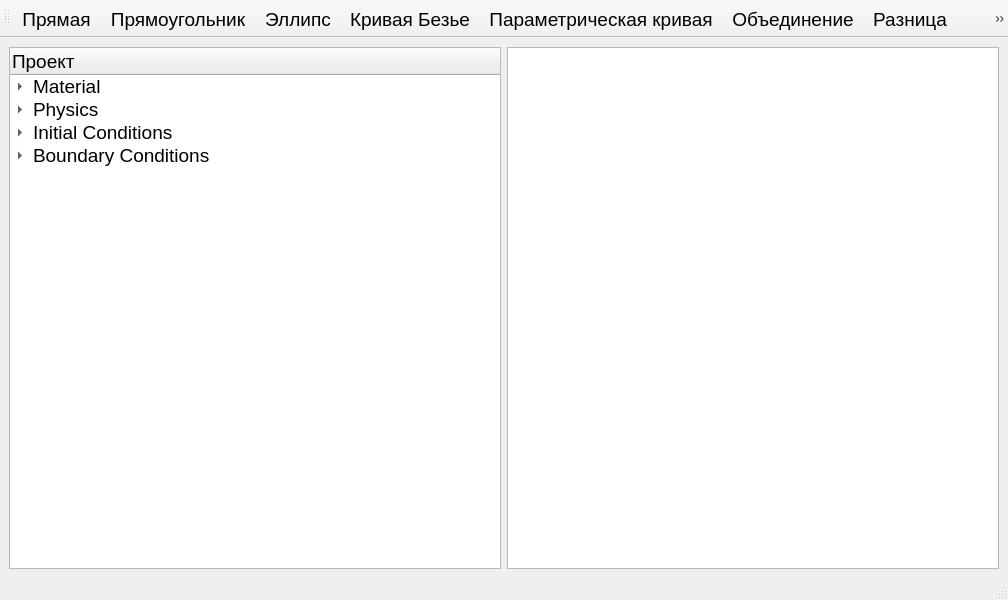
baltikaa9/comsol-free, file modules/data/src/ui/template8.ui: the form before one commit.
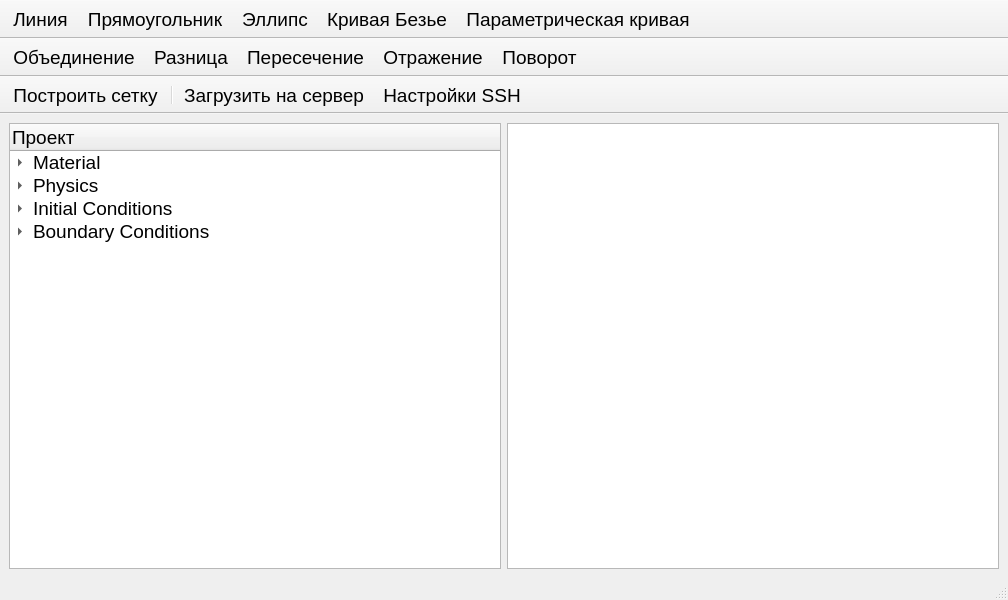
The form after the commit. Icons and pictures are not drawn. Custom widgets are drawn as their Qt base class.

```diff
--- a/modules/data/src/ui/template8.ui
+++ b/modules/data/src/ui/template8.ui
@@ -103,15 +103,20 @@
    </layout>
   </widget>
   <widget class="QStatusBar" name="statusbar" />
-  <widget class="QToolBar" name="mainToolBar">
+
+  <!-- Тулбар: Фигуры -->
+  <widget class="QToolBar" name="toolBarShapes">
    <property name="font">
-    <font>
-     <pointsize>14</pointsize>
-    </font>
+    <font><pointsize>14</pointsize></font>
    </property>
    <property name="windowTitle">
     <string>Tools</string>
    </property>
+   <property name="toolButtonStyle">
+    <enum>Qt::ToolButtonTextBesideIcon</enum>
+   </property>
+   <property name="floatable"><bool>false</bool></property>
+   <property name="movable"><bool>false</bool></property>
    <attribute name="toolBarArea">
     <enum>TopToolBarArea</enum>
    </attribute>
@@ -123,18 +128,61 @@
    <addaction name="actionDrawCircleByParams" />
    <addaction name="actionDrawCurveByParams" />
    <addaction name="actionDrawParametric" />
+  </widget>
+
+  <!-- Тулбар: Операции -->
+  <widget class="QToolBar" name="toolBarOps">
+   <property name="font">
+    <font><pointsize>14</pointsize></font>
+   </property>
+   <property name="windowTitle">
+    <string>Операции</string>
+   </property>
+   <property name="toolButtonStyle">
+    <enum>Qt::ToolButtonTextBesideIcon</enum>
+   </property>
+   <property name="floatable"><bool>false</bool></property>
+   <property name="movable"><bool>false</bool></property>
+   <attribute name="toolBarArea">
+    <enum>TopToolBarArea</enum>
+   </attribute>
+   <attribute name="toolBarBreak">
+    <bool>true</bool>
+   </attribute>
    <addaction name="actionUnion" />
    <addaction name="actionDifference" />
    <addaction name="actionIntersection" />
    <addaction name="actionMirror" />
    <addaction name="actionRotate" />
+  </widget>
+
+  <!-- Тулбар: Сетка / SSH -->
+  <widget class="QToolBar" name="toolBarMisc">
+   <property name="font">
+    <font><pointsize>14</pointsize></font>
+   </property>
+   <property name="windowTitle">
+    <string>Сетка / SSH</string>
+   </property>
+   <property name="toolButtonStyle">
+    <enum>Qt::ToolButtonTextBesideIcon</enum>
+   </property>
+   <property name="floatable"><bool>false</bool></property>
+   <property name="movable"><bool>false</bool></property>
+   <attribute name="toolBarArea">
+    <enum>TopToolBarArea</enum>
+   </attribute>
+   <attribute name="toolBarBreak">
+    <bool>true</bool>
+   </attribute>
    <addaction name="actionBuildMesh" />
+   <addaction name="separator" />
    <addaction name="actionUploadSSH" />
    <addaction name="actionSSHSettings" />
   </widget>
   <action name="actionDrawLineByParams">
    <property name="text">
-    <string>Прямая</string>
+    <string>Линия</string>
    </property>
   </action>
   <action name="actionDrawRectByParams">
```
Left out of the diff: 2 changed lines with no effect on the pictures.
